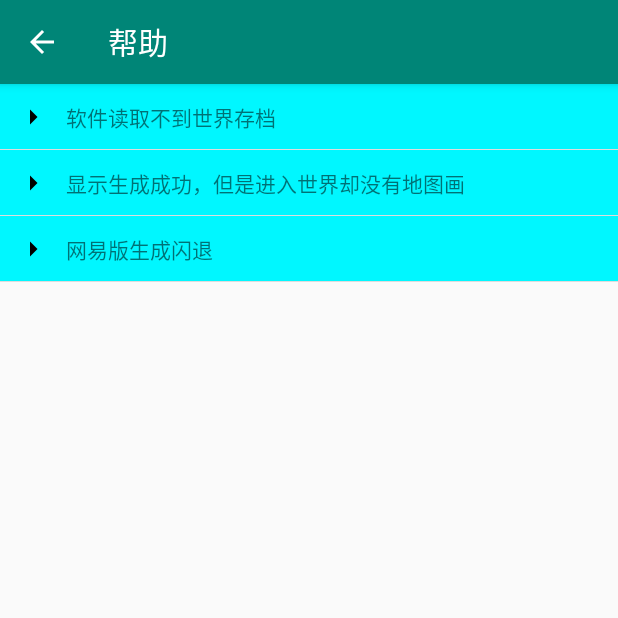
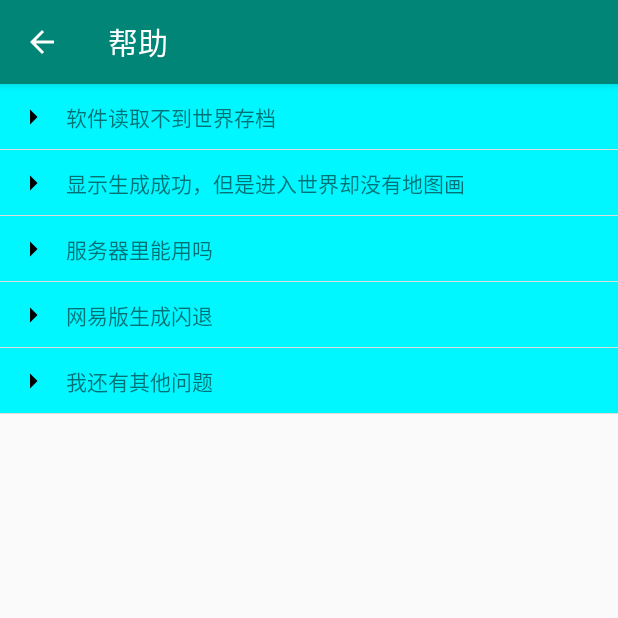
Before and after one commit to CreatorMC/MapPaintingEditor, an Android app: the Help screen opened directly, with no data from a screen before it, on a phone screen of 412 x 824 dp, the top half of it. Run offline under Robolectric (Android 15) with nearby library versions, the phone set to English and light mode, and no system bars.

Commit message:
完善帮助界面

```diff
--- a/app/src/main/java/com/tmsstudio/mappaintingeditor/Help.java
+++ b/app/src/main/java/com/tmsstudio/mappaintingeditor/Help.java
@@ -37,8 +37,20 @@ public class Help extends AppCompatActivity {
         linearLayout.addView(view);
 
         view = (LinearLayout)getLayoutInflater().inflate(R.layout.activity_expand_view, null);
+        createExpand(view, "服务器里能用吗",
+                "1.您必须是服主（或拥有服务器存档的人）\n" +
+                "2.只需将服务器存档放进手机基岩版，即可正常使用软件。生成完毕后放回服务器即可。");
+        linearLayout.addView(view);
+
+        view = (LinearLayout)getLayoutInflater().inflate(R.layout.activity_expand_view, null);
         createExpand(view, "网易版生成闪退",
                 "1.目前最新网易版客户端（客户端版本2.1）对玩家创建的世界也进行了加密，导致软件不能读取存档数据。尚无很好的办法。");
+        linearLayout.addView(view);
+
+        view = (LinearLayout)getLayoutInflater().inflate(R.layout.activity_expand_view, null);
+        createExpand(view, "我还有其他问题",
+                "您可以加入“地图画编辑器反馈群”，反馈您遇到的问题。\n" +
+                "群号：869862626（如果没有问题，请勿打扰）");
         linearLayout.addView(view);
     }
 
--- a/app/src/main/res/layout/activity_expand_view.xml
+++ b/app/src/main/res/layout/activity_expand_view.xml
@@ -1,12 +1,14 @@
 <?xml version="1.0" encoding="utf-8"?>
 <LinearLayout xmlns:android="http://schemas.android.com/apk/res/android"
     xmlns:tools="http://schemas.android.com/tools"
+    android:animateLayoutChanges="true"
     android:layout_width="match_parent"
     android:layout_height="match_parent"
     android:orientation="vertical">
 
     <LinearLayout
         android:id="@+id/lin_tv"
+        android:animateLayoutChanges="true"
         android:layout_width="match_parent"
         android:layout_height="wrap_content"
         android:background="@drawable/linearlayout_underline"
@@ -32,6 +34,7 @@
     </LinearLayout>
     <com.tmsstudio.mappaintingeditor.Widget.ExpandView
         android:id="@+id/ex_expandview"
+        android:animateLayoutChanges="true"
         android:layout_width="match_parent"
         android:layout_height="wrap_content"
         android:visibility="gone" />
```
Also changed, not shown: app/src/main/java/com/tmsstudio/mappaintingeditor/Widget/ExpandView.java (+6 -2 lines).
